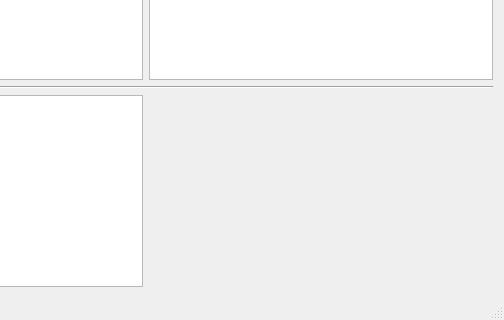
The window that src/mainwindow.ui (darsvador/qvssr) describes before a commit, drawn with Qt 5; both pictures show x 556 to 1060 and y 323 to 643 of the 1060 by 643 pixel window.
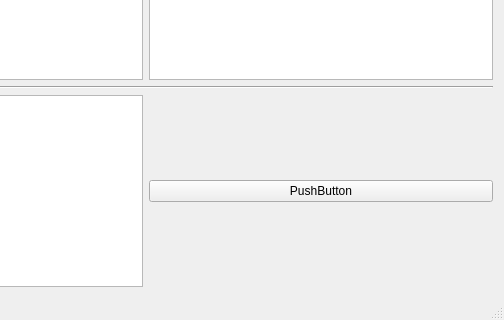
The same window after the commit.

Patch:
```diff
--- a/src/mainwindow.ui
+++ b/src/mainwindow.ui
@@ -95,6 +95,13 @@
       <item row="3" column="0">
        <widget class="QTextBrowser" name="logText"/>
       </item>
+      <item row="3" column="1">
+       <widget class="QPushButton" name="pushButton">
+        <property name="text">
+         <string>PushButton</string>
+        </property>
+       </widget>
+      </item>
      </layout>
     </item>
    </layout>
```
